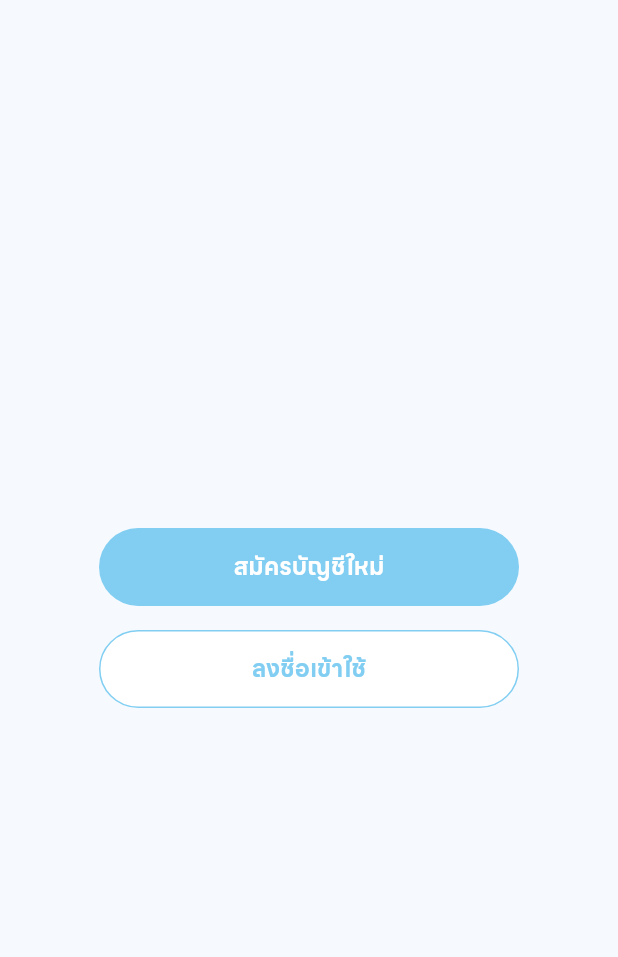
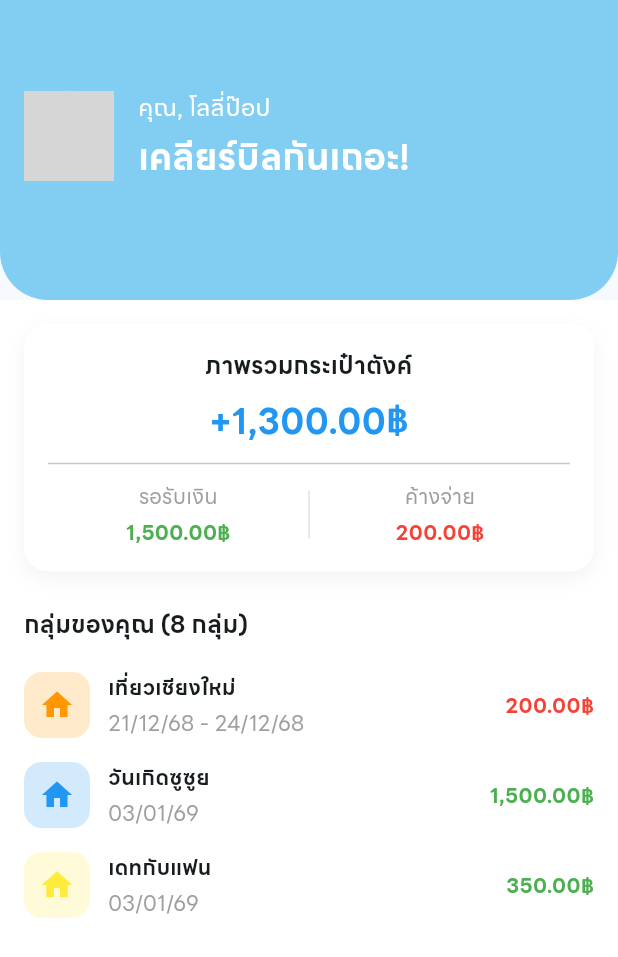
Before and after one commit to Pikachu051/nub-bill, a Flutter app: the screen it shows after launch, on a phone screen of 412 x 824 dp. Shown: the top 957 px of the screen. Run offline on Flutter 3.47's test engine with Material 3 defaults, Android fonts, the phone set to English and light mode, and no system bars; network calls fail; grey boxes are pictures that could not be loaded.

Commit message:
Created Home page (not finished yet)

```diff
--- a/lib/app.dart
+++ b/lib/app.dart
@@ -1,5 +1,6 @@
 import 'package:flutter/material.dart';
 import 'package:nubbill/pages/authentication_page.dart';
+import 'package:nubbill/pages/home_page.dart';
 
 class App extends StatelessWidget {
   const App({super.key});
@@ -13,7 +14,7 @@ class App extends StatelessWidget {
         colorScheme: ColorScheme.fromSeed(seedColor: const Color.fromARGB(255, 129, 206, 242)),
         fontFamily: 'LineSeedSansTH',
       ),
-      home: const AuthenticationPage(),
+      home: const HomePage(),
     );
   }
 }
--- /dev/null
+++ b/lib/pages/home_page.dart
@@ -0,0 +1,244 @@
+import 'package:flutter/material.dart';
+
+class HomePage extends StatelessWidget {
+  const HomePage({super.key});
+
+  @override
+  Widget build(BuildContext context) {
+    return Scaffold(
+      body: Column(
+        children: [
+          Stack(
+            children: [
+              // Blue bg
+              ClipRRect(
+                borderRadius: const BorderRadius.only(
+                  bottomLeft: Radius.circular(32),
+                  bottomRight: Radius.circular(32),
+                ),
+                child: Container(
+                  width: double.infinity,
+                  height: 200,
+                  color: Color.fromARGB(255, 129, 206, 242),
+                ),
+              ),
+
+              // Header
+              Padding(
+                padding: const EdgeInsets.fromLTRB(16, 60, 16, 16),
+                child: Row(
+                  crossAxisAlignment: CrossAxisAlignment.center,
+                  children: [
+                    CircleAvatar(
+                      radius: 30,
+                      backgroundImage: NetworkImage(
+                        "https://example.com/profile.jpg",
+                      ),
+                    ),
+                    const SizedBox(width: 16),
+                    Column(
+                      crossAxisAlignment: CrossAxisAlignment.start,
+                      mainAxisSize: MainAxisSize.min,
+                      children: const [
+                        Text(
+                          'คุณ, โลลี่ป๊อป',
+                          style: TextStyle(color: Colors.white, fontSize: 16),
+                        ),
+                        SizedBox(height: 4),
+                        Text(
+                          "เคลียร์บิลกันเถอะ!",
+                          style: TextStyle(
+                            color: Colors.white,
+                            fontWeight: FontWeight.bold,
+                            fontSize: 24,
+                          ),
+                        ),
+                      ],
+                    ),
+                  ],
+                ),
+              ),
+            ],
+          ),
+
+          // เนื้อหาด้านล่าง
+          Expanded(
+            child: Container(
+              color: Colors.white,
+              child: SingleChildScrollView(
+                padding: const EdgeInsets.all(16),
+                child: Column(
+                  crossAxisAlignment: CrossAxisAlignment.start,
+                  children: [
+                    // ===== การ์ดภาพรวมกระเป๋า =====
+                    Container(
+                      padding: const EdgeInsets.all(16),
+                      decoration: BoxDecoration(
+                        color: Colors.white,
+                        borderRadius: BorderRadius.circular(16),
+                        boxShadow: [
+                          BoxShadow(
+                            color: Colors.black.withOpacity(0.05),
+                            blurRadius: 10,
+                            offset: const Offset(0, 4),
+                          ),
+                        ],
+                      ),
+                      child: Column(
+                        children: [
+                          const Text(
+                            'ภาพรวมกระเป๋าตังค์',
+                            style: TextStyle(
+                              fontWeight: FontWeight.bold,
+                              fontSize: 16,
+                            ),
+                          ),
+                          const SizedBox(height: 8),
+                          const Text(
+                            '+1,300.00฿',
+                            style: TextStyle(
+                              color: Colors.blue,
+                              fontSize: 24,
+                              fontWeight: FontWeight.bold,
+                            ),
+                          ),
+                          const Divider(height: 24),
+                          Row(
+                            children: [
+                              Expanded(
+                                child: Column(
+                                  children: const [
+                                    Text(
+                                      'รอรับเงิน',
+                                      style: TextStyle(color: Colors.grey),
+                                    ),
+                                    SizedBox(height: 4),
+                                    Text(
+                                      '1,500.00฿',
+                                      style: TextStyle(
+                                        color: Colors.green,
+                                        fontWeight: FontWeight.bold,
+                                      ),
+                                    ),
+                                  ],
+                                ),
+                              ),
+                              Container(
+                                width: 1,
+                                height: 32,
+                                color: Colors.grey.shade300,
+                              ),
+                              Expanded(
+                                child: Column(
+                                  children: const [
+                                    Text(
+                                      'ค้างจ่าย',
+                                      style: TextStyle(color: Colors.grey),
+                                    ),
+                                    SizedBox(height: 4),
+                                    Text(
+                                      '200.00฿',
+                                      style: TextStyle(
+                                        color: Colors.red,
+                                        fontWeight: FontWeight.bold,
+                                      ),
+                                    ),
+                                  ],
+                                ),
+                              ),
+                            ],
+                          ),
+                        ],
+                      ),
+                    ),
+
+                    const SizedBox(height: 24),
+
+                    // ===== หัวข้อกลุ่ม =====
+                    const Text(
+                      'กลุ่มของคุณ (8 กลุ่ม)',
+                      style: TextStyle(
+                        fontSize: 16,
+                        fontWeight: FontWeight.bold,
+                      ),
+                    ),
+                    const SizedBox(height: 12),
+
+                    // ===== รายการกลุ่ม =====
+                    _groupItem(
+                      iconColor: Colors.orange,
+                      title: 'เที่ยวเชียงใหม่',
+                      date: '21/12/68 - 24/12/68',
+                      amount: '200.00฿',
+                      isDebt: true,
+                    ),
+                    _groupItem(
+                      iconColor: Colors.blue,
+                      title: 'วันเกิดซูซูย',
+                      date: '03/01/69',
+                      amount: '1,500.00฿',
+                      isDebt: false,
+                    ),
+                    _groupItem(
+                      iconColor: Colors.yellow,
+                      title: 'เดทกับแฟน',
+                      date: '03/01/69',
+                      amount: '350.00฿',
+                      isDebt: false,
+                    ),
+
+                    const SizedBox(height: 80), // เว้นให้ปุ่มลอย
+                  ],
+                ),
+              ),
+            ),
+          ),
+        ],
+      ),
+    );
+  }
+}
+
+// Widget ชั่วตราว
+Widget _groupItem({
+  required Color iconColor,
+  required String title,
+  required String date,
+  required String amount,
+  required bool isDebt,
+}) {
+  return Padding(
+    padding: const EdgeInsets.symmetric(vertical: 8),
+    child: Row(
+      children: [
+        Container(
+          width: 44,
+          height: 44,
+          decoration: BoxDecoration(
+            color: iconColor.withOpacity(0.2),
+            borderRadius: BorderRadius.circular(12),
+          ),
+          child: Icon(Icons.home, color: iconColor),
+        ),
+        const SizedBox(width: 12),
+        Expanded(
+          child: Column(
+            crossAxisAlignment: CrossAxisAlignment.start,
+            children: [
+              Text(title, style: const TextStyle(fontWeight: FontWeight.bold)),
+              const SizedBox(height: 4),
+              Text(date, style: const TextStyle(color: Colors.grey)),
+            ],
+          ),
+        ),
+        Text(
+          amount,
+          style: TextStyle(
+            color: isDebt ? Colors.red : Colors.green,
+            fontWeight: FontWeight.bold,
+          ),
+        ),
+      ],
+    ),
+  );
+}
```
Also changed, not shown: 2 other files.
